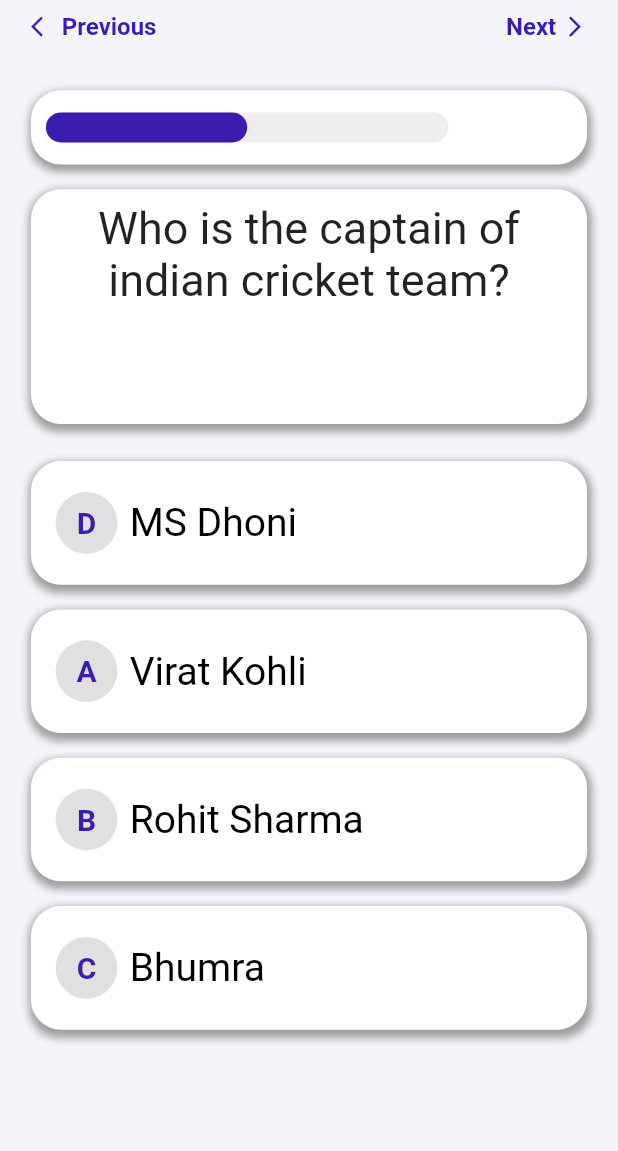
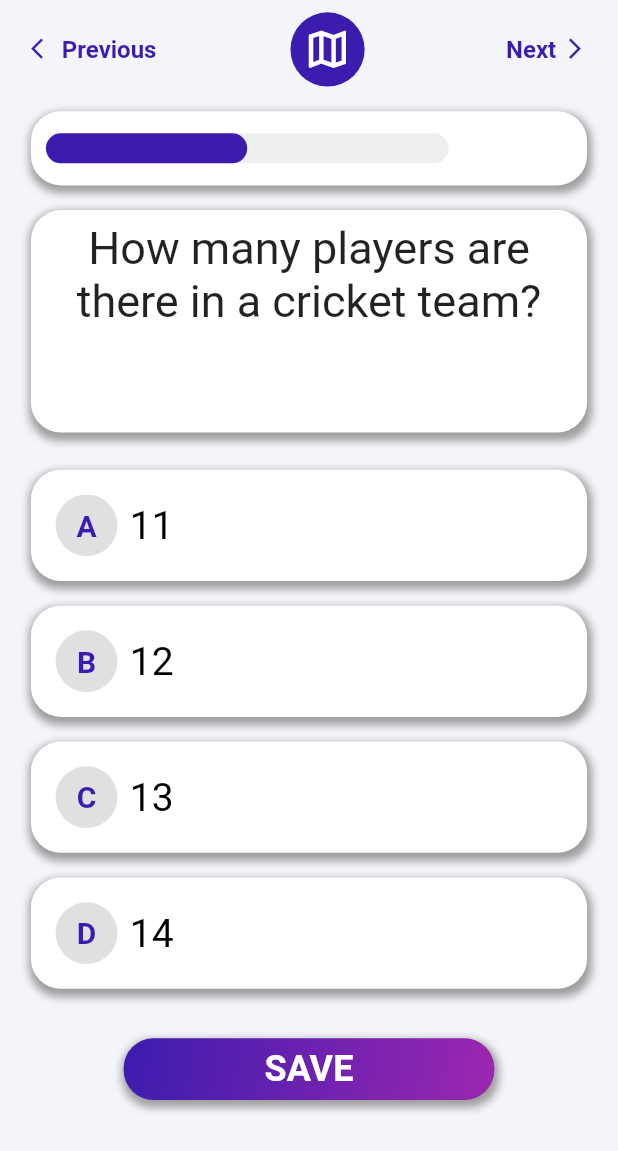
Before and after one commit to Tri-M/nvld_mobile_app, a Flutter app: the screen it shows after launch, after a tap on "Next", on a phone screen of 412 x 824 dp. Shown: the top 1151 px of the screen. Run offline on Flutter 3.47's test engine with Material 2 defaults, Android fonts, the phone set to English and light mode, and no system bars; drawn by our look-alikes of auto_size_text, percent_indicator; our stand-ins replace device_preview.

Commit message:
question map created

```diff
--- /dev/null
+++ b/lib/components/common_button.dart
@@ -0,0 +1,53 @@
+import 'package:flutter/material.dart';
+import 'package:nvld_app/components/text_container.dart';
+
+import '../constants.dart';
+
+class CommonButton extends StatelessWidget {
+  final double height;
+  final double width;
+  final String text;
+  final Function onTap;
+  CommonButton({required this.height,required this.width,required this.text,required this.onTap});
+
+  @override
+  Widget build(BuildContext context) {
+
+    return GestureDetector(
+      onTap:(){
+        onTap();
+      },
+      child: Container(
+        height: height,
+        width: width,
+        decoration: BoxDecoration(
+            borderRadius: BorderRadius.circular(20),
+            gradient: LinearGradient(
+                colors: [primaryPurple, Colors.purple],
+                // stops: [0.4,1],
+                begin: Alignment.topLeft,
+                end: Alignment.bottomRight),
+            boxShadow: [
+              BoxShadow(
+                color: Colors.grey,
+                offset: Offset(
+                  1,
+                  3,
+                ),
+                blurRadius: 4,
+                spreadRadius: 2.0,
+              ),
+            ]),
+        child: Center(
+          child: TextContainer(
+            text: text,
+            presetFontSizes: [24, 22, 20, 18, 16],
+            textAlign: TextAlign.center,
+            width:width*0.6,
+            style: TextStyle(color: Colors.white, fontWeight: FontWeight.bold),
+          ),
+        ),
+      ),
+    );
+  }
+}
--- a/lib/components/option_tile.dart
+++ b/lib/components/option_tile.dart
@@ -29,7 +29,7 @@
         },
         child: Container(
           width: width * 0.9,
-          height: height * 0.1,
+          height: height * 0.09,
           padding: EdgeInsets.symmetric(
               horizontal: width * 0.04),
           decoration: BoxDecoration(
--- a/lib/models/Question.dart
+++ b/lib/models/Question.dart
@@ -4,6 +4,7 @@
   List<String> options;
   int answer;
   int? selected;
+  bool submitted=false;
   Question({required this.question,required this.answer,required this.options,this.image});
 
 }
--- a/lib/screens/mcq_page.dart
+++ b/lib/screens/mcq_page.dart
@@ -1,10 +1,12 @@
 import 'package:flutter/material.dart';
+import 'package:nvld_app/components/common_button.dart';
 import 'package:nvld_app/components/common_layout.dart';
 import 'package:nvld_app/components/option_tile.dart';
 import 'package:nvld_app/components/text_container.dart';
 import 'package:nvld_app/constants.dart';
 import 'package:percent_indicator/linear_percent_indicator.dart';
 
+import '../components/question_navigation.dart';
 import '../models/Question.dart';
 
 class McqPage extends StatefulWidget {
@@ -13,19 +15,23 @@
 }
 
 class _McqPageState extends State<McqPage> {
-  int currQuestion=0;
-  List<Question> questions=[
+  int currQuestion = 0;
+  List<Question> questions = [
     Question(
-      question:'Who is the captain of indian cricket team?',
-      options:[
-        'MS Dhoni','Virat Kohli','Rohit Sharma','Bhumra'
-      ],
-      answer:3,
+      question: 'Who is the captain of indian cricket team?',
+      options: ['MS Dhoni', 'Virat Kohli', 'Rohit Sharma', 'Bhumra'],
+      answer: 3,
+    ),
+    Question(
+      question: 'How many players are there in a cricket team?',
+      options: ['11', '12', '13', '14'],
+      answer: 1,
     ),
   ];
 
   @override
   Widget build(BuildContext context) {
+    int questionsLength=questions.length;
     double width = MediaQuery.of(context).size.width;
     double height = MediaQuery.of(context).size.height;
     return CommonLayout(
@@ -38,7 +44,12 @@
               mainAxisAlignment: MainAxisAlignment.spaceBetween,
               children: [
                 InkWell(
-                  onTap: () {},
+                  onTap: () {
+                    if (currQuestion > 0)
+                      setState(() {
+                        currQuestion--;
+                      });
+                  },
                   child: Row(
                     children: [
                       Icon(Icons.arrow_back_ios,
@@ -55,13 +66,49 @@
                   ),
                 ),
                 InkWell(
-                  onTap: () {},
+                  onTap:(){
+                    showModalBottomSheet(
+                        shape: RoundedRectangleBorder(
+                          borderRadius: BorderRadius.circular(20.0),
+                        ),
+                        elevation: 3,
+                        isScrollControlled: true,
+                        context: context,
+                        builder: (BuildContext context) {
+                          return QuestionNavigation(
+                            totalQuestions: questionsLength,
+                            // totalQuestions: 200,
+                            currQuestion: currQuestion,
+                            onTap: (int value){
+                              setState(() {
+                                currQuestion = value;
+
+                              });
+                            },
+                          );
+                        });
+                  },
+                  child: CircleAvatar(
+                    radius:width*0.06,
+                    backgroundColor: primaryPurple,
+                    child:Center(
+                      child:Icon(Icons.map_outlined,color:Colors.white,size:width*0.08)
+                    ),
+                  ),
+                ),
+                InkWell(
+                  onTap: () {
+                    if (currQuestion!=questionsLength-1)
+                    setState(() {
+                      currQuestion++;
+                    });
+                  },
                   child: Row(
                     children: [
                       TextContainer(
                           text: 'Next',
                           presetFontSizes: [16, 14, 12, 10],
-                          width: width * 0.2,
+                          width: width * 0.14,
                           textAlign: TextAlign.end,
                           style: TextStyle(
                               color: primaryPurple,
@@ -74,11 +121,11 @@
                 ),
               ],
             ),
-            SizedBox(height: height * 0.04),
+            SizedBox(height: height * 0.02),
             Container(
               height: height * 0.06,
               decoration: BoxDecoration(
-                  color:Colors.white,
+                  color: Colors.white,
                   borderRadius: BorderRadius.circular(20),
                   boxShadow: [
                     BoxShadow(
@@ -91,15 +138,14 @@
                       spreadRadius: 2.0,
                     ),
                   ]),
-                  child:Row(
-                    children:[
+              child: Row(
+                children: [
                   Container(
-                        width:width*0.7,
-
-                        child:LinearPercentIndicator(
-                          width: width*0.7,
+                    width: width * 0.7,
+                    child: LinearPercentIndicator(
+                      width: width * 0.7,
                       lineHeight: 20.0,
-                          barRadius:Radius.circular(20),
+                      barRadius: Radius.circular(20),
                       percent: 0.5,
                       backgroundColor: Colors.grey[200],
                       progressColor: primaryPurple,
@@ -107,13 +153,13 @@
                   ),
                 ],
               ),
-
             ),
-            SizedBox(height:height*0.02),
+            SizedBox(height: height * 0.02),
             Container(
-              padding:EdgeInsets.symmetric(horizontal:width*0.02,vertical:height*0.01),
+              padding: EdgeInsets.symmetric(
+                  horizontal: width * 0.02, vertical: height * 0.01),
               decoration: BoxDecoration(
-                borderRadius:BorderRadius.circular(20),
+                borderRadius: BorderRadius.circular(20),
                 boxShadow: [
                   BoxShadow(
                     color: Colors.grey,
@@ -125,30 +171,43 @@
                     spreadRadius: 2.0,
                   ),
                 ],
-                  color:Colors.white,
-
-
+                color: Colors.white,
               ),
               child: TextContainer(
                 text: questions[currQuestion].question,
                 textAlign: TextAlign.center,
-                presetFontSizes: [30,28,26,24,22,20,18,16, 14, 12, 10],
+                presetFontSizes: [30, 28, 26, 24, 22, 20, 18, 16, 14, 12, 10],
                 maxlines: 5,
                 width: width * 0.9,
-                height:height*0.17,
+                height: height * 0.16,
               ),
             ),
-            SizedBox(height:height*0.02),
-            for (int i=0;i<questions[currQuestion].options.length;i++)
-              OptionTile(text: questions[currQuestion].options[i], index: i,selected:questions[currQuestion].selected,
-                onTap: (int value){
+            SizedBox(height: height * 0.02),
+            for (int i = 0; i < questions[currQuestion].options.length; i++)
+              OptionTile(
+                text: questions[currQuestion].options[i],
+                index: i + 1,
+                selected: questions[currQuestion].selected,
+                onTap: (int value) {
                   setState(() {
-                    questions[currQuestion].selected=value;
+                    questions[currQuestion].selected = value;
                     // print('hi');
                   });
                 },
-              )
+              ),
+            SizedBox(height: height * 0.03),
+            CommonButton(height: height*0.05, width: width*0.6, text: 'SAVE', onTap: (){
 
+              setState(() {
+                if (questions[currQuestion].selected!=null){
+                  questions[currQuestion].submitted=true;
+                  if (currQuestion!=questionsLength-1)
+                    currQuestion=currQuestion+1;
+                }
+
+              });
+
+            })
           ],
         ),
       ),
```
Also changed, not shown: lib/components/question_navigation.dart (added, +58 -0 lines). Lines whose indentation alone changed are shown as unchanged.
